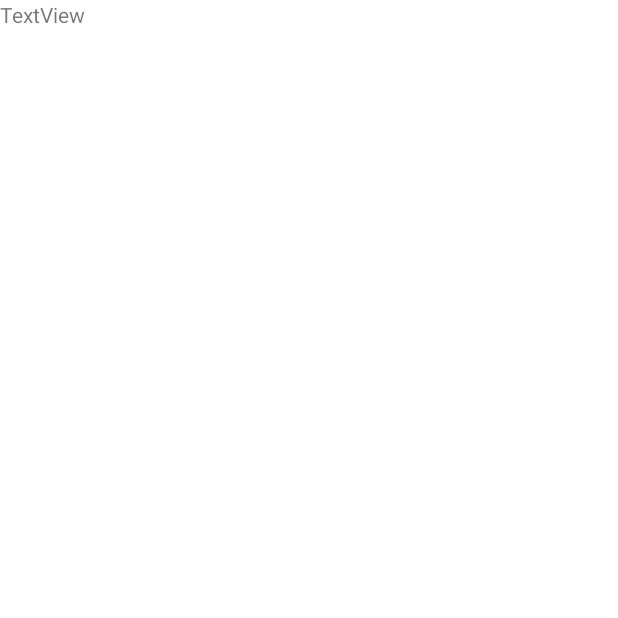
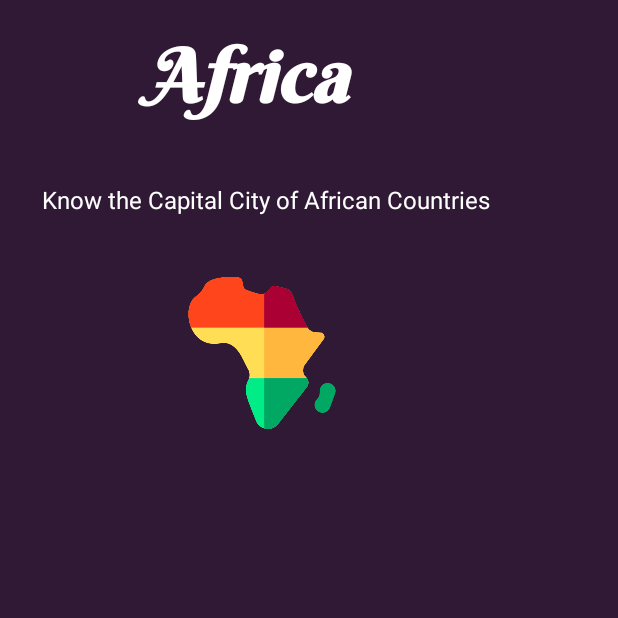
Before and after one commit to bobbinnej/Countries_Capitals, an Android app: the screen it shows after launch (MainActivity), on a phone screen of 412 x 824 dp, the top half of it. Before the commit the part shown is almost empty. Run offline under Robolectric (Android 15) with nearby library versions, the phone set to English and light mode, and no system bars.

Commit message:
Design the header section of activitymain.xml

```diff
--- a/app/src/main/AndroidManifest.xml
+++ b/app/src/main/AndroidManifest.xml
@@ -22,6 +22,7 @@
                 <category android:name="android.intent.category.LAUNCHER" />
             </intent-filter>
         </activity>
+
     </application>
 
 </manifest>
--- /dev/null
+++ b/app/src/main/res/font/fonts.xml
@@ -0,0 +1,5 @@
+<?xml version="1.0" encoding="utf-8"?>
+<font-family xmlns:android="http://schemas.android.com/apk/res/android">
+
+
+</font-family>
--- a/app/src/main/res/layout/activity_main.xml
+++ b/app/src/main/res/layout/activity_main.xml
@@ -4,17 +4,24 @@
     xmlns:tools="http://schemas.android.com/tools"
     android:layout_width="match_parent"
     android:layout_height="match_parent"
+    android:background="@color/dark_purple"
     tools:context=".MainActivity">
 
-     />
+     <TextView
+         android:id="@+id/txtViewAfricaTitle"
+         android:layout_width="239dp"
+         android:layout_height="101dp"
+         android:layout_marginStart="20dp"
 
-     <TextView
-         android:id="@+id/textView"
-         android:layout_width="wrap_content"
-         android:layout_height="wrap_content"
-         android:text="TextView"
-         tools:layout_editor_absoluteX="168dp"
-         tools:layout_editor_absoluteY="89dp" />
+
+         android:fontFamily="@font/berkshire_swash"
+         android:gravity="center"
+         android:text="Africa"
+         android:textColor="@color/white"
+         android:textSize="50sp"
+         android:textStyle="bold|italic"
+         app:layout_constraintStart_toStartOf="@+id/guideline2"
+         app:layout_constraintTop_toTopOf="parent" />
 
      <androidx.constraintlayout.widget.Guideline
          android:id="@+id/guideline2"
@@ -35,7 +42,7 @@
          android:layout_width="wrap_content"
          android:layout_height="wrap_content"
          android:orientation="horizontal"
-         app:layout_constraintGuide_begin="40dp" />
+         app:layout_constraintGuide_begin="16dp" />
 
      <androidx.constraintlayout.widget.Guideline
          android:id="@+id/guideline6"
@@ -44,4 +51,29 @@
          android:orientation="horizontal"
          app:layout_constraintGuide_begin="686dp" />
 
+     <TextView
+         android:id="@+id/txtViewAfricaSubtitle"
+         android:layout_width="353dp"
+         android:layout_height="33dp"
+         android:layout_marginTop="15dp"
+         android:gravity="center"
+         android:text="Know the Capital City of African Countries"
+         android:textColor="@color/white"
+         android:textSize="16sp"
+
+         app:layout_constraintEnd_toStartOf="@+id/guideline3"
+         app:layout_constraintHorizontal_bias="0.0"
+         app:layout_constraintStart_toStartOf="parent"
+         app:layout_constraintTop_toBottomOf="@+id/txtViewAfricaTitle" />
+
+     <ImageView
+         android:id="@+id/logoImageView"
+         android:layout_width="101dp"
+         android:layout_height="125dp"
+         android:layout_marginStart="100dp"
+         android:layout_marginTop="56dp"
+         app:layout_constraintStart_toStartOf="@+id/guideline2"
+         app:layout_constraintTop_toTopOf="@+id/txtViewAfricaSubtitle"
+         app:srcCompat="@drawable/africa" />
+
 </androidx.constraintlayout.widget.ConstraintLayout>
--- a/app/src/main/res/values/colors.xml
+++ b/app/src/main/res/values/colors.xml
@@ -7,4 +7,5 @@
     <color name="teal_700">#FF018786</color>
     <color name="black">#FF000000</color>
     <color name="white">#FFFFFFFF</color>
+    <color name="dark_purple">#301934</color>
 </resources>
```
Also changed, not shown: app/src/main/res/drawable/africa.png (added), app/src/main/res/font/berkshire_swash.ttf (added).
